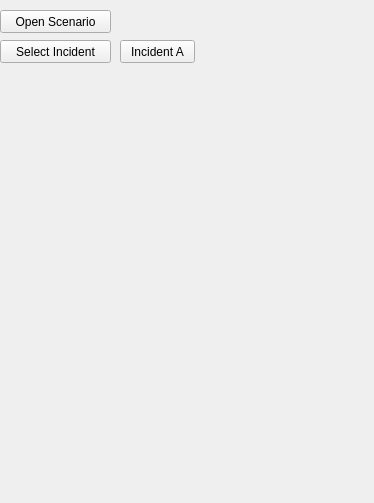
EnderPeter/GEO1005, file PRS_dockwidget_base.ui: the form before one commit.
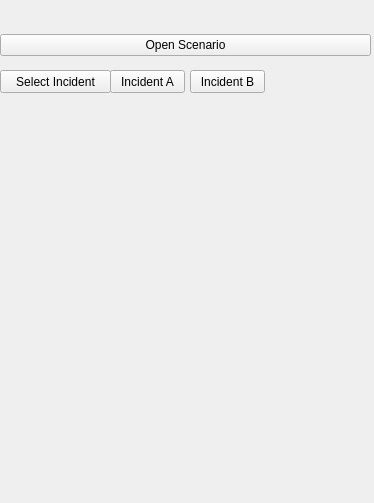
The form after the commit.

```diff
--- a/PRS_dockwidget_base.ui
+++ b/PRS_dockwidget_base.ui
@@ -14,24 +14,11 @@
    <string>PRS_PoliceResponseSystem</string>
   </property>
   <widget class="QWidget" name="dockWidgetContents">
-   <widget class="QPushButton" name="openScenario">
-    <property name="geometry">
-     <rect>
-      <x>0</x>
-      <y>10</y>
-      <width>111</width>
-      <height>23</height>
-     </rect>
-    </property>
-    <property name="text">
-     <string>Open Scenario</string>
-    </property>
-   </widget>
    <widget class="QPushButton" name="pushButton">
     <property name="geometry">
      <rect>
-      <x>120</x>
-      <y>40</y>
+      <x>110</x>
+      <y>70</y>
       <width>75</width>
       <height>23</height>
      </rect>
@@ -44,7 +31,7 @@
     <property name="geometry">
      <rect>
       <x>0</x>
-      <y>40</y>
+      <y>70</y>
       <width>111</width>
       <height>23</height>
      </rect>
@@ -53,6 +40,38 @@
      <string>Select Incident</string>
     </property>
    </widget>
+   <widget class="QPushButton" name="pushButton_3">
+    <property name="geometry">
+     <rect>
+      <x>190</x>
+      <y>70</y>
+      <width>75</width>
+      <height>23</height>
+     </rect>
+    </property>
+    <property name="text">
+     <string>Incident B</string>
+    </property>
+   </widget>
+   <widget class="QWidget" name="verticalLayoutWidget">
+    <property name="geometry">
+     <rect>
+      <x>0</x>
+      <y>30</y>
+      <width>371</width>
+      <height>31</height>
+     </rect>
+    </property>
+    <layout class="QVBoxLayout" name="verticalLayout">
+     <item>
+      <widget class="QPushButton" name="openScenario">
+       <property name="text">
+        <string>Open Scenario</string>
+       </property>
+      </widget>
+     </item>
+    </layout>
+   </widget>
   </widget>
  </widget>
  <resources/>
```
